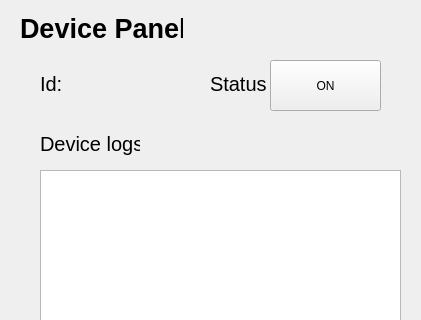
Qt form SecurityCentre/mgmnt_panel.ui (bartoszdera/SecurityCentre-System) before a commit; both pictures show x 0 to 421 and y 0 to 320 of the 421 by 472 pixel window.
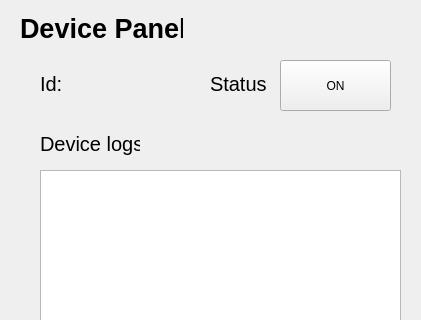
The same form after that commit.

```diff
--- a/SecurityCentre/mgmnt_panel.ui
+++ b/SecurityCentre/mgmnt_panel.ui
@@ -95,7 +95,7 @@
   <widget class="QPushButton" name="pushButton">
    <property name="geometry">
     <rect>
-     <x>270</x>
+     <x>280</x>
      <y>60</y>
      <width>111</width>
      <height>51</height>
```
Left out of the diff: 4 changed lines with no effect on the pictures.
